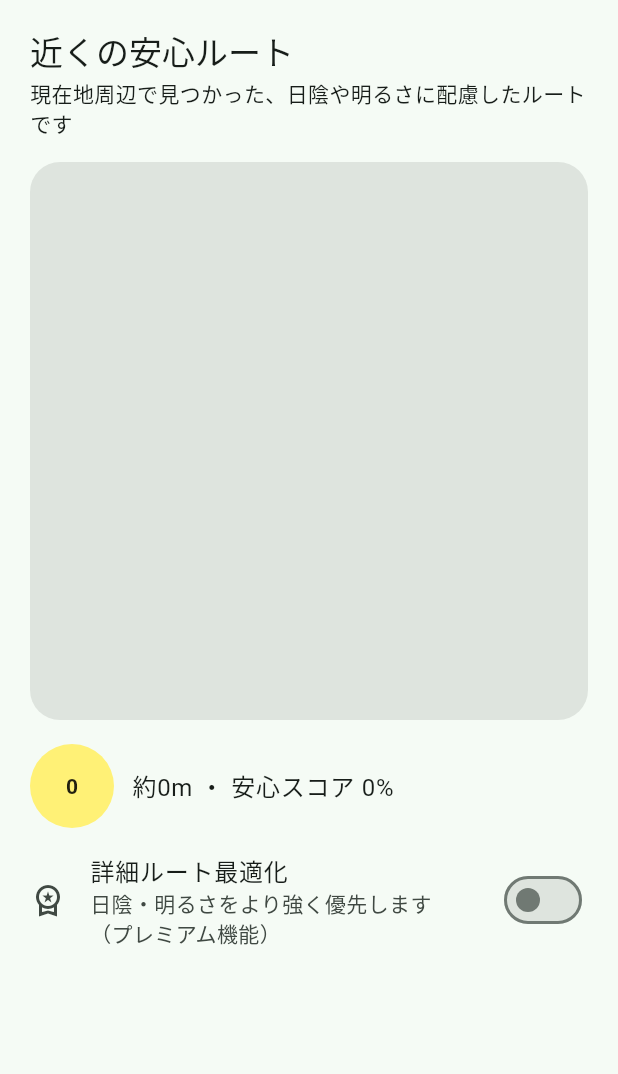
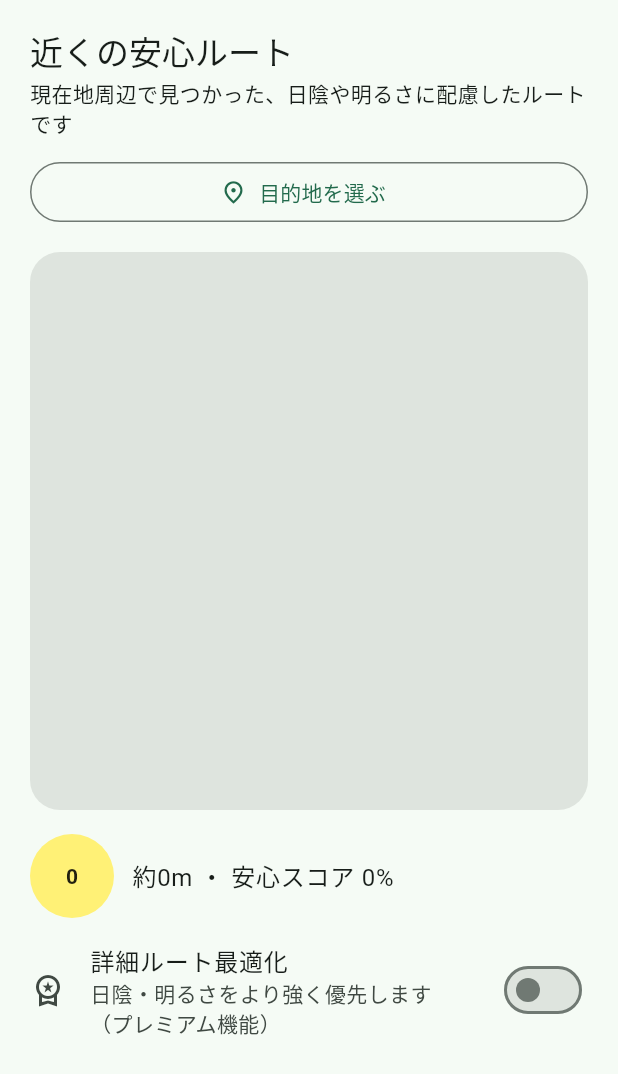
Before and after one commit to zka32101/project-039, a Flutter app: the _ReadyView widget shown alone on an empty page, opened directly with empty values, on a phone screen of 412 x 824 dp. Shown: the top 1074 px of the screen. Run offline on Flutter 3.47's test engine with Material 3 defaults, Android fonts, the phone set to English and light mode, and no system bars; our stand-ins replace cloud_firestore, cloud_functions, firebase_analytics, firebase_auth, firebase_core, firebase_crashlytics and 4 more; missing offline and left inert: purchases_flutter; accounts and stored records are empty; network calls fail.

```diff
--- a/app/lib/views/home/home_view.dart
+++ b/app/lib/views/home/home_view.dart
@@ -4,6 +4,7 @@ import '../../models/route_result.dart';
 import '../../theme/app_theme.dart';
 import '../../viewmodels/home_view_model.dart';
 import '../../widgets/primary_button.dart';
+import '../destination/destination_picker_view.dart';
 import '../paint/paint_submission_view.dart';
 import '../paywall/paywall_view.dart';
 import '../settings/settings_view.dart';
@@ -51,12 +52,19 @@ class HomeView extends ConsumerWidget {
               message: message,
               onRetry: () => ref.read(homeViewModelProvider.notifier).retry(),
             ),
-          HomeReady(:final route, :final currentLat, :final currentLon, :final isOptimizedRouteEnabled) =>
+          HomeReady(
+            :final route,
+            :final currentLat,
+            :final currentLon,
+            :final isOptimizedRouteEnabled,
+            :final hasCustomDestination,
+          ) =>
             _ReadyView(
               route: route,
               currentLat: currentLat,
               currentLon: currentLon,
               isOptimizedRouteEnabled: isOptimizedRouteEnabled,
+              hasCustomDestination: hasCustomDestination,
             ),
         },
       ),
@@ -158,12 +166,22 @@ class _ReadyView extends ConsumerWidget {
     required this.currentLat,
     required this.currentLon,
     required this.isOptimizedRouteEnabled,
+    required this.hasCustomDestination,
   });
 
   final RouteResult route;
   final double currentLat;
   final double currentLon;
   final bool isOptimizedRouteEnabled;
+  final bool hasCustomDestination;
+
+  Future<void> _pickDestination(BuildContext context, WidgetRef ref) async {
+    final selected = await Navigator.of(context).push<({double lat, double lon})>(
+      MaterialPageRoute(builder: (_) => const DestinationPickerView()),
+    );
+    if (selected == null) return;
+    await ref.read(homeViewModelProvider.notifier).setDestination(selected.lat, selected.lon);
+  }
 
   Future<void> _handleOptimizedToggle(BuildContext context, WidgetRef ref, bool enabled) async {
     final applied = await ref.read(homeViewModelProvider.notifier).setOptimizedRouteEnabled(enabled);
@@ -186,9 +204,32 @@ class _ReadyView extends ConsumerWidget {
       child: Column(
         crossAxisAlignment: CrossAxisAlignment.start,
         children: [
-          Text('近くの安心ルート', style: Theme.of(context).textTheme.titleLarge),
+          Text(hasCustomDestination ? '選んだ目的地までの安心ルート' : '近くの安心ルート', style: Theme.of(context).textTheme.titleLarge),
           const SizedBox(height: 4),
-          const Text('現在地周辺で見つかった、日陰や明るさに配慮したルートです'),
+          Text(
+            hasCustomDestination
+                ? '選んだ目的地までの、日陰や明るさに配慮したルートです'
+                : '現在地周辺で見つかった、日陰や明るさに配慮したルートです',
+          ),
+          const SizedBox(height: 12),
+          Row(
+            children: [
+              Expanded(
+                child: OutlinedButton.icon(
+                  onPressed: () => _pickDestination(context, ref),
+                  icon: const Icon(Icons.place_outlined),
+                  label: const Text('目的地を選ぶ'),
+                ),
+              ),
+              if (hasCustomDestination) ...[
+                const SizedBox(width: 8),
+                TextButton(
+                  onPressed: () => ref.read(homeViewModelProvider.notifier).clearDestination(),
+                  child: const Text('自動提案に戻す'),
+                ),
+              ],
+            ],
+          ),
           const SizedBox(height: 16),
           SchematicMapView(route: route, currentLat: currentLat, currentLon: currentLon),
           const SizedBox(height: 16),
```
Also changed, not shown: app/lib/firebase/firebase_route_search_service.dart (+10 -6 lines), app/lib/services/route_search_service.dart (+14 -5 lines), app/lib/viewmodels/home_view_model.dart (+22 -0 lines), app/lib/views/destination/destination_picker_view.dart (added, +144 -0 lines), 3 other files.
